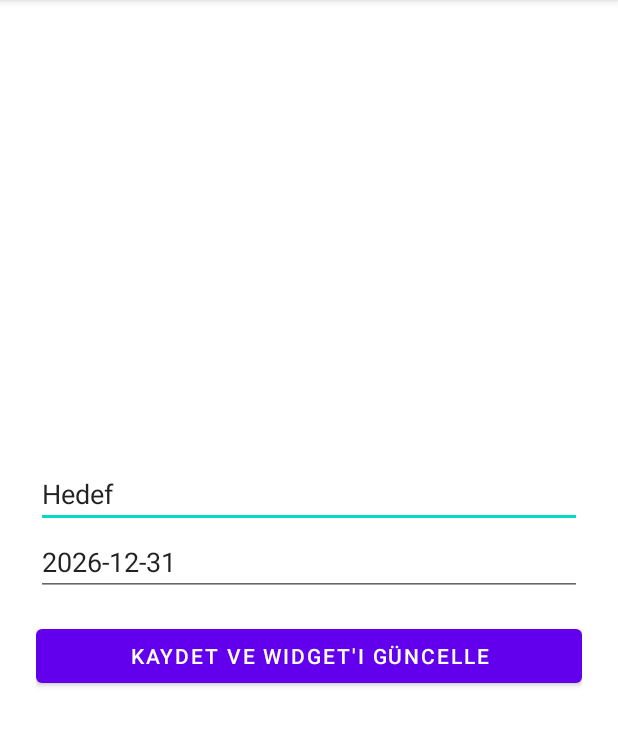
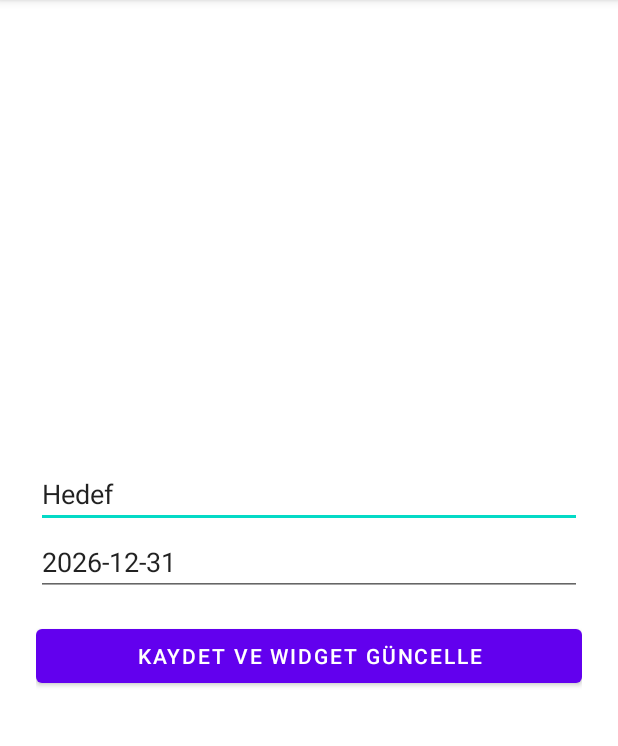
Before and after one commit to batm4nl12-sudo/Progress-App, an Android app: the screen it shows after launch (MainActivity), on a phone screen of 412 x 824 dp, the part 84-830 px from its top. Run offline under Robolectric (Android 15) with nearby library versions, the phone set to English and light mode, and no system bars.

Commit message:
Progress v1

```diff
--- a/app/build.gradle.kts
+++ b/app/build.gradle.kts
@@ -5,7 +5,6 @@ android {
         applicationId = "com.progress.app"; minSdk = 26; targetSdk = 34
         versionCode = 1; versionName = "1.0"
     }
-    buildTypes { release { isMinifyEnabled = false; proguardFiles(getDefaultProguardFile("proguard-android-optimize.txt"), "proguard-rules.pro") } }
     compileOptions { sourceCompatibility = JavaVersion.VERSION_17; targetCompatibility = JavaVersion.VERSION_17 }
     kotlinOptions { jvmTarget = "17" }
 }
@@ -13,5 +12,4 @@ dependencies {
     implementation("androidx.core:core-ktx:1.12.0")
     implementation("androidx.appcompat:appcompat:1.6.1")
     implementation("com.google.android.material:material:1.11.0")
-    implementation("androidx.constraintlayout:constraintlayout:2.1.4")
 }
--- a/app/src/main/AndroidManifest.xml
+++ b/app/src/main/AndroidManifest.xml
@@ -1,8 +1,7 @@
 <?xml version="1.0" encoding="utf-8"?>
 <manifest xmlns:android="http://schemas.android.com/apk/res/android">
     <application android:allowBackup="true" android:icon="@android:drawable/sym_def_app_icon"
-        android:label="Progress" android:roundIcon="@android:drawable/sym_def_app_icon"
-        android:supportsRtl="true" android:theme="@style/Theme.Progress">
+        android:label="Progress" android:supportsRtl="true" android:theme="@style/Theme.Progress">
         <activity android:name=".MainActivity" android:exported="true">
             <intent-filter>
                 <action android:name="android.intent.action.MAIN" />
--- a/app/src/main/java/com/progress/app/ProgressWidget.kt
+++ b/app/src/main/java/com/progress/app/ProgressWidget.kt
@@ -12,14 +12,13 @@ class ProgressWidget : AppWidgetProvider() {
     override fun onUpdate(context: Context, appWidgetManager: AppWidgetManager, appWidgetIds: IntArray) {
         val prefs = context.getSharedPreferences("ProgressPrefs", Context.MODE_PRIVATE)
         val eventName = prefs.getString("eventName", "Hedef") ?: "Hedef"
-        val targetDateString = prefs.getString("targetDate", "2024-12-31") ?: "2024-12-31"
+        val targetDateString = prefs.getString("targetDate", "2026-12-31") ?: "2026-12-31"
         val formatter = SimpleDateFormat("yyyy-MM-dd", Locale.getDefault())
         val today = Calendar.getInstance().time
         val targetDate = formatter.parse(targetDateString) ?: today
         val totalDays = ((targetDate.time - today.time) / (1000 * 60 * 60 * 24)).toInt()
         val remainingDays = max(0, totalDays)
         val progress = if (totalDays > 0) min(100, max(0, 100 - (totalDays * 100 / 365))) else 100
-
         for (appWidgetId in appWidgetIds) {
             val views = RemoteViews(context.packageName, R.layout.progress_widget).apply {
                 setTextViewText(R.id.widget_event_name, eventName)
--- a/app/src/main/res/layout/activity_main.xml
+++ b/app/src/main/res/layout/activity_main.xml
@@ -7,5 +7,5 @@
     <EditText android:id="@+id/etTargetDate" android:layout_width="match_parent"
         android:layout_height="wrap_content" android:hint="Hedef Tarih (YYYY-AA-GG)" android:inputType="date" />
     <Button android:id="@+id/btnSave" android:layout_width="match_parent"
-        android:layout_height="wrap_content" android:text="Kaydet ve Widget'ı Güncelle" android:layout_marginTop="16dp" />
+        android:layout_height="wrap_content" android:text="Kaydet ve Widget Güncelle" android:layout_marginTop="16dp" />
 </LinearLayout>
--- a/app/src/main/res/layout/progress_widget.xml
+++ b/app/src/main/res/layout/progress_widget.xml
@@ -6,7 +6,8 @@
         android:layout_height="wrap_content" android:text="Hedef" android:textSize="18sp"
         android:textStyle="bold" android:textColor="#000000" />
     <ProgressBar android:id="@+id/widget_progress_bar" style="?android:attr/progressBarStyleHorizontal"
-        android:layout_width="match_parent" android:layout_height="wrap_content" android:layout_marginTop="8dp" android:progress="50" />
+        android:layout_width="match_parent" android:layout_height="wrap_content"
+        android:layout_marginTop="8dp" android:progress="50" />
     <TextView android:id="@+id/widget_days_left" android:layout_width="match_parent"
         android:layout_height="wrap_content" android:text="0 Gün Kaldı" android:textSize="14sp"
         android:textColor="#333333" android:layout_marginTop="4dp" />
--- a/app/src/main/res/values/themes.xml
+++ b/app/src/main/res/values/themes.xml
@@ -1,7 +1,6 @@
 <resources>
     <style name="Theme.Progress" parent="Theme.MaterialComponents.DayNight.DarkActionBar">
         <item name="colorPrimary">#6200EE</item>
-        <item name="colorPrimaryVariant">#3700B3</item>
         <item name="colorOnPrimary">#FFFFFF</item>
     </style>
 </resources>
--- /dev/null
+++ b/gradle.properties
@@ -0,0 +1,2 @@
+android.useAndroidX=true
+org.gradle.jvmargs=-Xmx3g -Dfile.encoding=UTF-8
```
